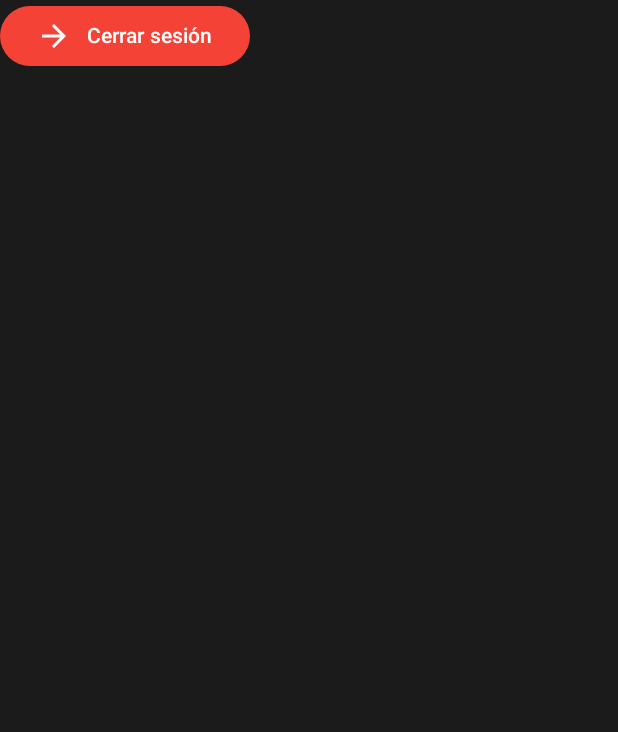
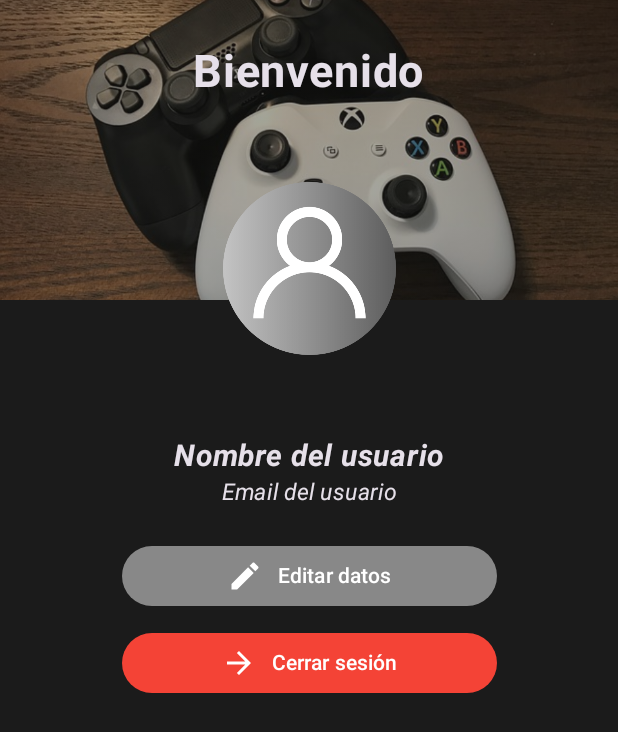
Before and after one commit to VictorSolis20/GameBlog_Mobile_App, an Android app built with Jetpack Compose: the ProfileScreen screen opened through its navigation route, on a phone screen of 412 x 824 dp. Shown: the top 732 px of the screen. Run offline under Robolectric (Android 15) with nearby library versions, the phone set to English and light mode, and no system bars; our stand-ins replace Dagger/Hilt's generated code, Firebase (no records; nobody signed in at launch, a user with empty details on screens opened directly).

Commit message:
Diseño de la pantalla de profile

```diff
--- a/app/src/main/java/com/tec/gamermvvmapp/presentation/components/DefaultButton.kt
+++ b/app/src/main/java/com/tec/gamermvvmapp/presentation/components/DefaultButton.kt
@@ -1,9 +1,6 @@
 package com.tec.gamermvvmapp.presentation.components
 
-import androidx.compose.foundation.layout.Column
 import androidx.compose.foundation.layout.Spacer
-import androidx.compose.foundation.layout.fillMaxWidth
-import androidx.compose.foundation.layout.padding
 import androidx.compose.foundation.layout.width
 import androidx.compose.material.icons.Icons
 import androidx.compose.material.icons.filled.ArrowForward
@@ -16,9 +13,7 @@ import androidx.compose.ui.Modifier
 import androidx.compose.ui.graphics.Color
 import androidx.compose.ui.graphics.vector.ImageVector
 import androidx.compose.ui.unit.dp
-import androidx.compose.ui.unit.sp
 import com.tec.gamermvvmapp.presentation.ui.theme.Red500
-import com.tec.gamermvvmapp.presentation.ui.theme.Red700
 
 @Composable
 fun DefaultButton(
--- a/app/src/main/java/com/tec/gamermvvmapp/presentation/screens/profile/ProfileScreen.kt
+++ b/app/src/main/java/com/tec/gamermvvmapp/presentation/screens/profile/ProfileScreen.kt
@@ -9,6 +9,7 @@ import androidx.hilt.navigation.compose.hiltViewModel
 import androidx.navigation.NavHostController
 import com.tec.gamermvvmapp.presentation.components.DefaultButton
 import com.tec.gamermvvmapp.presentation.navigation.AppScreen
+import com.tec.gamermvvmapp.presentation.screens.profile.components.ProfileContent
 
 @SuppressLint("UnusedMaterial3ScaffoldPaddingParameter")
 @Composable
@@ -16,15 +17,7 @@ fun ProfileScreen(navController: NavHostController, viewModel: ProfileViewModel
     Scaffold(
         topBar = {},
         content = {
-            DefaultButton(
-                modifier = Modifier,
-                text = "Cerrar sesión",
-                onClick = {
-                    viewModel.logout()
-                    navController.navigate(route = AppScreen.Login.route){
-                        popUpTo(AppScreen.Profile.route){inclusive = true}
-                    }
-                })
+            ProfileContent(navController)
         },
         bottomBar = {}
     )
--- /dev/null
+++ b/app/src/main/java/com/tec/gamermvvmapp/presentation/screens/profile/components/ProfileContent.kt
@@ -0,0 +1,104 @@
+package com.tec.gamermvvmapp.presentation.screens.profile.components
+
+import androidx.compose.foundation.Image
+import androidx.compose.foundation.layout.Box
+import androidx.compose.foundation.layout.Column
+import androidx.compose.foundation.layout.Spacer
+import androidx.compose.foundation.layout.fillMaxSize
+import androidx.compose.foundation.layout.fillMaxWidth
+import androidx.compose.foundation.layout.height
+import androidx.compose.foundation.layout.size
+import androidx.compose.foundation.layout.width
+import androidx.compose.material.icons.Icons
+import androidx.compose.material.icons.filled.Edit
+import androidx.compose.material3.Text
+import androidx.compose.runtime.Composable
+import androidx.compose.ui.Alignment
+import androidx.compose.ui.Modifier
+import androidx.compose.ui.graphics.Color
+import androidx.compose.ui.layout.ContentScale
+import androidx.compose.ui.res.painterResource
+import androidx.compose.ui.text.font.FontStyle
+import androidx.compose.ui.text.font.FontWeight
+import androidx.compose.ui.unit.dp
+import androidx.compose.ui.unit.sp
+import androidx.hilt.navigation.compose.hiltViewModel
+import androidx.navigation.NavHostController
+import com.tec.gamermvvmapp.R
+import com.tec.gamermvvmapp.presentation.components.DefaultButton
+import com.tec.gamermvvmapp.presentation.navigation.AppScreen
+import com.tec.gamermvvmapp.presentation.screens.profile.ProfileViewModel
+
+@Composable
+fun ProfileContent(navController: NavHostController, viewModel: ProfileViewModel = hiltViewModel()){
+
+    Column(
+        modifier = Modifier.fillMaxSize(),
+        horizontalAlignment = Alignment.CenterHorizontally
+    ) {
+
+        Box(){
+            Image(
+                modifier = Modifier
+                    .fillMaxWidth()
+                    .height(200.dp),
+                painter = painterResource(id = R.drawable.background),
+                contentDescription = "",
+                contentScale = ContentScale.Crop,
+                alpha = 0.6f
+            )
+            Column(
+                modifier = Modifier.fillMaxWidth(),
+                horizontalAlignment = Alignment.CenterHorizontally
+            ) {
+                Spacer(modifier = Modifier.height(30.dp))
+                Text(
+                    text = "Bienvenido",
+                    fontSize = 30.sp,
+                    fontWeight = FontWeight.Bold
+                )
+                Spacer(modifier = Modifier.height(55.dp))
+                Image(
+                    modifier = Modifier.size(115.dp),
+                    painter = painterResource(id = R.drawable.user),
+                    contentDescription = ""
+                )
+            }
+        }
+
+        Spacer(modifier = Modifier.height(55.dp))
+        Text(
+            text = "Nombre del usuario",
+            fontSize = 20.sp,
+            fontWeight = FontWeight.Bold,
+            fontStyle = FontStyle.Italic
+        )
+        Text(
+            text = "Email del usuario",
+            fontSize = 15.sp,
+            fontStyle = FontStyle.Italic
+        )
+        Spacer(modifier = Modifier.height(20.dp))
+        DefaultButton(
+            modifier = Modifier.width(250.dp),
+            text = "Editar datos",
+            color = Color.Gray,
+            icon = Icons.Default.Edit,
+            onClick = {
+
+            }
+        )
+        Spacer(modifier = Modifier.height(10.dp))
+        DefaultButton(
+            modifier = Modifier.width(250.dp),
+            text = "Cerrar sesión",
+            onClick = {
+                viewModel.logout()
+                navController.navigate(route = AppScreen.Login.route){
+                    popUpTo(AppScreen.Profile.route){inclusive = true}
+                }
+            }
+        )
+
+    }
+}
```
Also changed, not shown: app/src/main/java/com/tec/gamermvvmapp/presentation/screens/login/components/LoginContent.kt (+0 -13 lines), app/src/main/java/com/tec/gamermvvmapp/presentation/screens/signup/components/SignupContent.kt (+0 -11 lines).
